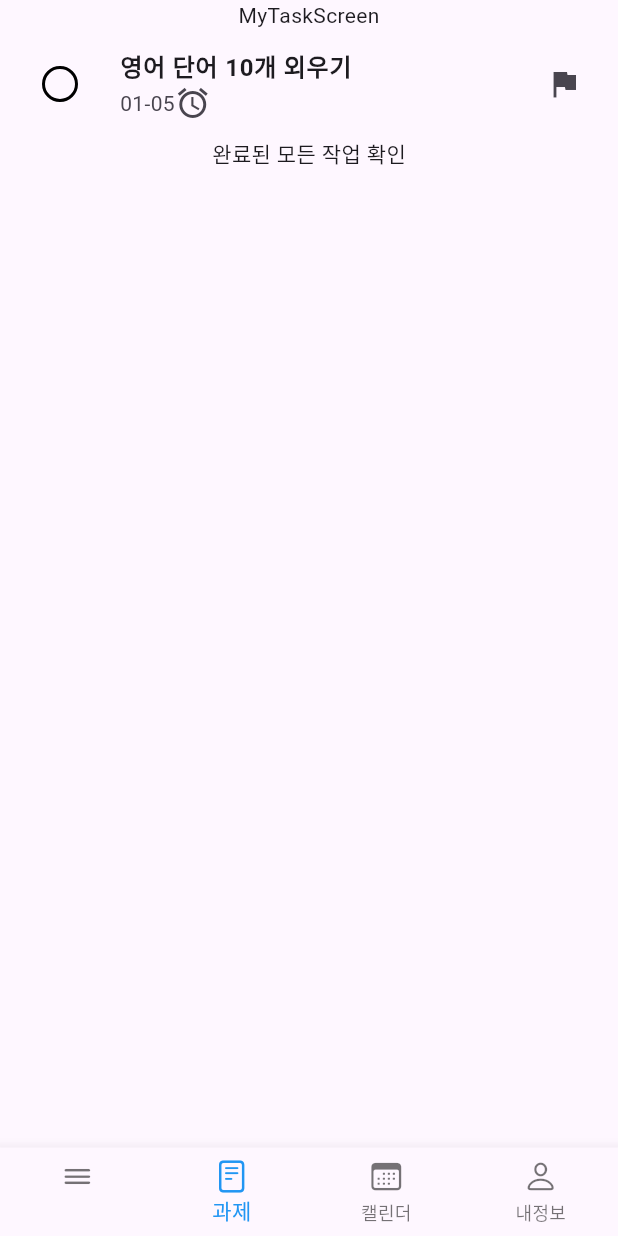
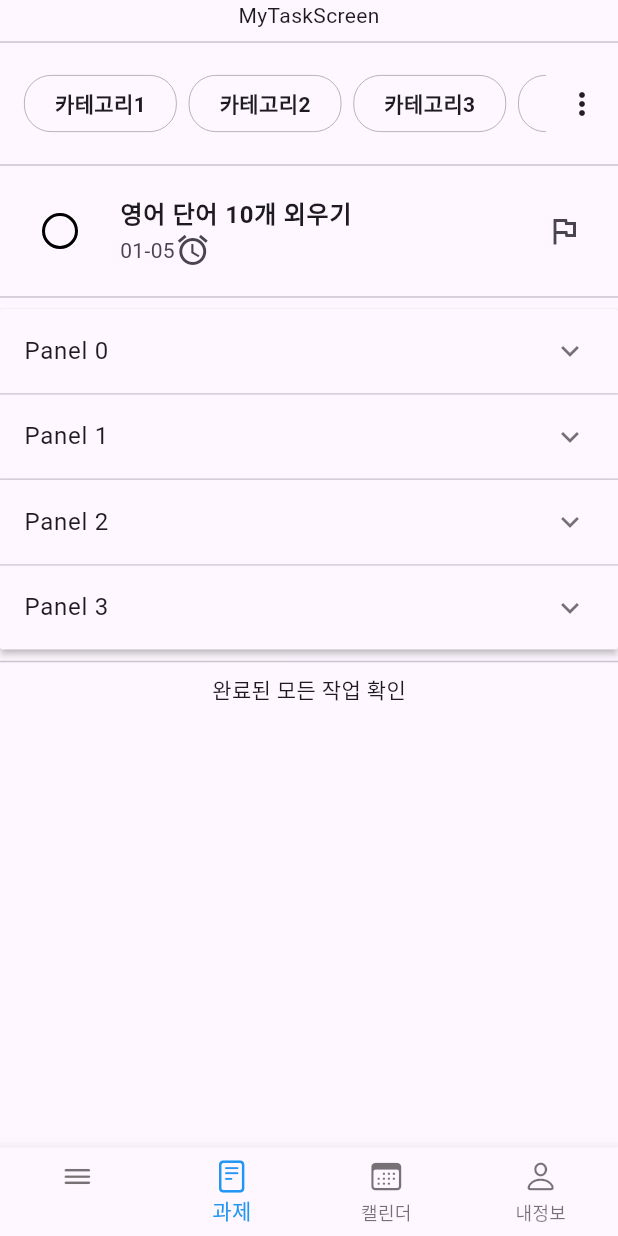
Before and after one commit to LeeKangHo1/flutter-teamproject-planit, a Flutter app: the screen it shows after launch, on a phone screen of 412 x 824 dp. Run offline on Flutter 3.47's test engine with Material 3 defaults, Android fonts, the phone set to English and light mode, and no system bars.

Commit message:
[feat]과제화면

```diff
--- a/lib/components/expansion_panel_list.dart
+++ b/lib/components/expansion_panel_list.dart
@@ -1,4 +1,6 @@
 import 'package:flutter/material.dart';
+
+import 'checkbox.dart';
 
 class Item {
   Item({
@@ -30,7 +32,7 @@ class ExpansionPanelListExample extends StatefulWidget {
 }
 
 class _ExpansionPanelListExampleState extends State<ExpansionPanelListExample> {
-  final List<Item> _data = generateItems(8);
+  final List<Item> _data = generateItems(4);
 
   @override
   Widget build(BuildContext context) {
@@ -56,15 +58,19 @@ class _ExpansionPanelListExampleState extends State<ExpansionPanelListExample> {
             );
           },
           body: ListTile(
-              title: Text(item.expandedValue),
-              subtitle:
-                  const Text('To delete this panel, tap the trash can icon'),
-              trailing: const Icon(Icons.delete),
-              onTap: () {
-                setState(() {
-                  _data.removeWhere((Item currentItem) => item == currentItem);
-                });
-              }),
+            leading: CheckboxExample(),
+            title: Text(
+              "영어 단어 10개 외우기",
+              style: TextStyle(fontWeight: FontWeight.bold),
+            ),
+            subtitle: Row(
+              children: [
+                Text("01-05"),
+                Icon(Icons.alarm),
+              ],
+            ),
+            trailing: Icon(Icons.flag),
+          ),
           isExpanded: item.isExpanded,
         );
       }).toList(),
--- a/lib/screens/my_task.dart
+++ b/lib/screens/my_task.dart
@@ -1,18 +1,94 @@
 import 'package:flutter/material.dart';
 import 'package:projectplanit/components/checkbox.dart';
 
-class MyTask extends StatelessWidget {
+import '../Components/round_border_text.dart';
+import '../components/expansion_panel_list.dart';
+
+// This is the type used by the popup menu below.
+enum SampleItem { itemOne, itemTwo, itemThree }
+
+class MyTask extends StatefulWidget {
+  @override
+  State<MyTask> createState() => _MyTaskState();
+}
+
+class _MyTaskState extends State<MyTask> {
+  SampleItem? selectedItem;
+
+  final categories = [
+    "카테고리1",
+    "카테고리2",
+    "카테고리3",
+    "카테고리4",
+    "카테고리5",
+    "카테고리6",
+    "카테고리7",
+    "카테고리8",
+  ];
+
   @override
   Widget build(BuildContext context) {
     return Scaffold(
-      body: Column(
+      body: ListView(
         children: [
-          Text("MyTaskScreen"),
-          InkWell(
+          Center(child: Text("MyTaskScreen")),
+          Divider(),
+          Row(
+            children: [
+              // 수평 스크롤 카테고리
+              Expanded(
+                child: SizedBox(
+                  height: 66,
+                  child: ListView.builder(
+                    scrollDirection: Axis.horizontal,
+                    itemCount: categories.length,
+                    itemBuilder: (context, index) {
+                      return Center(
+                        child: RoundBorderText(
+                          title: categories[index],
+                          position: index,
+                        ),
+                      );
+                    },
+                  ),
+                ),
+              ),
+              // 점 3개 팝업 메뉴
+              PopupMenuButton<SampleItem>(
+                initialValue: selectedItem,
+                onSelected: (SampleItem item) {
+                  setState(() {
+                    selectedItem = item;
+                  });
+                },
+                itemBuilder: (BuildContext context) =>
+                    <PopupMenuEntry<SampleItem>>[
+                  const PopupMenuItem<SampleItem>(
+                    value: SampleItem.itemOne,
+                    child: Text('Item 1'),
+                  ),
+                  const PopupMenuItem<SampleItem>(
+                    value: SampleItem.itemTwo,
+                    child: Text('Item 2'),
+                  ),
+                  const PopupMenuItem<SampleItem>(
+                    value: SampleItem.itemThree,
+                    child: Text('Item 3'),
+                  ),
+                ],
+              ),
+            ],
+          ),
+          Divider(),
+          // 작업 하나 패널
+          Container(
+            width: 500,
+            child: InkWell(
               onTap: () {
                 print("클릭됨");
               },
               child: ListTile(
+                // 체크 되는 동그란 버튼
                 leading: CheckboxExample(),
                 title: Text(
                   "영어 단어 10개 외우기",
@@ -24,10 +100,15 @@ class MyTask extends StatelessWidget {
                     Icon(Icons.alarm),
                   ],
                 ),
-              trailing: Icon(Icons.flag),
+                trailing: Icon(Icons.flag_outlined),
               ),
             ),
-          Text("완료된 모든 작업 확인")
+          ),
+          Divider(),
+          // 확장 패널
+          ExpansionPanelListExample(),
+          Divider(),
+          Center(child: Text("완료된 모든 작업 확인")),
         ],
       ),
     );
--- a/lib/screens/side.dart
+++ b/lib/screens/side.dart
@@ -3,7 +3,7 @@ import 'package:projectplanit/Components/round_border_text.dart';
 
 // 과제 없을 때 화면 임시로 여기에
 class Side extends StatelessWidget {
-  final searchKeword = [
+  final categories = [
     "카테고리1",
     "카테고리2",
     "카테고리3",
@@ -26,11 +26,11 @@ class Side extends StatelessWidget {
                 width: MediaQuery.of(context).size.width,
                 child: ListView.builder(
                   scrollDirection: Axis.horizontal,
-                  itemCount: searchKeword.length,
+                  itemCount: categories.length,
                   itemBuilder: (context, index) {
                     return Center(
                       child: RoundBorderText(
-                          title: searchKeword[index], position: index),
+                          title: categories[index], position: index),
                     );
                   },
                 ),
```
Also changed, not shown: lib/components/PopupMenuButton.dart (added, +61 -0 lines), lib/sidedrawer.dart (+37 -19 lines), 1 other file. Lines whose indentation alone changed are shown as unchanged.
